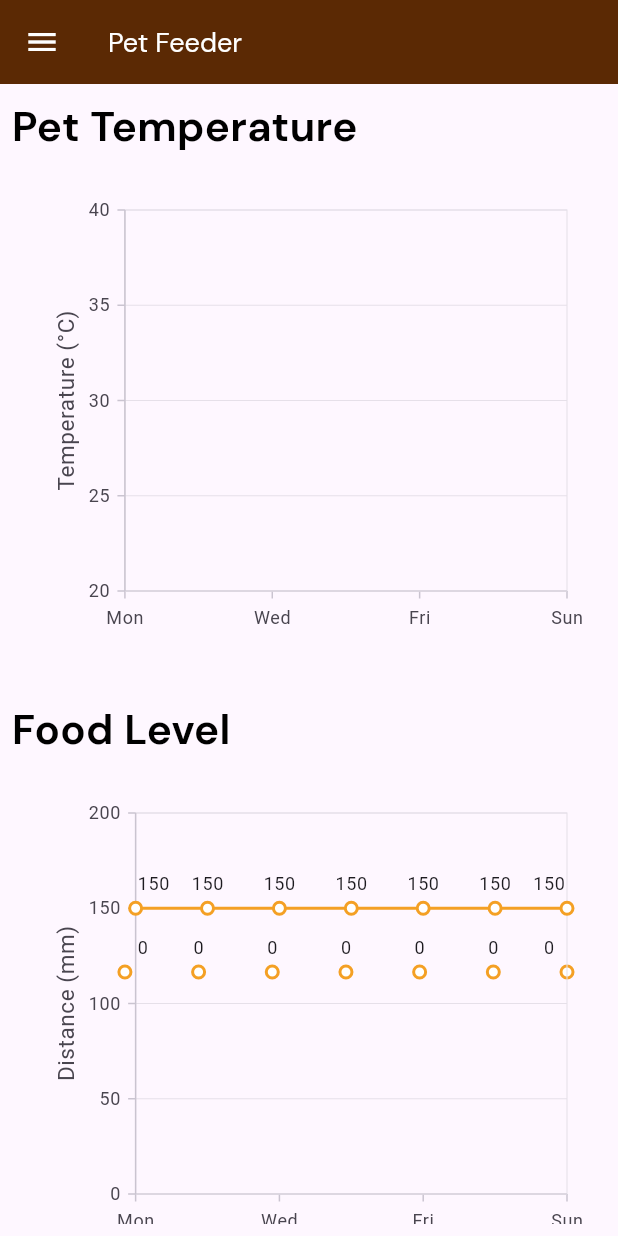
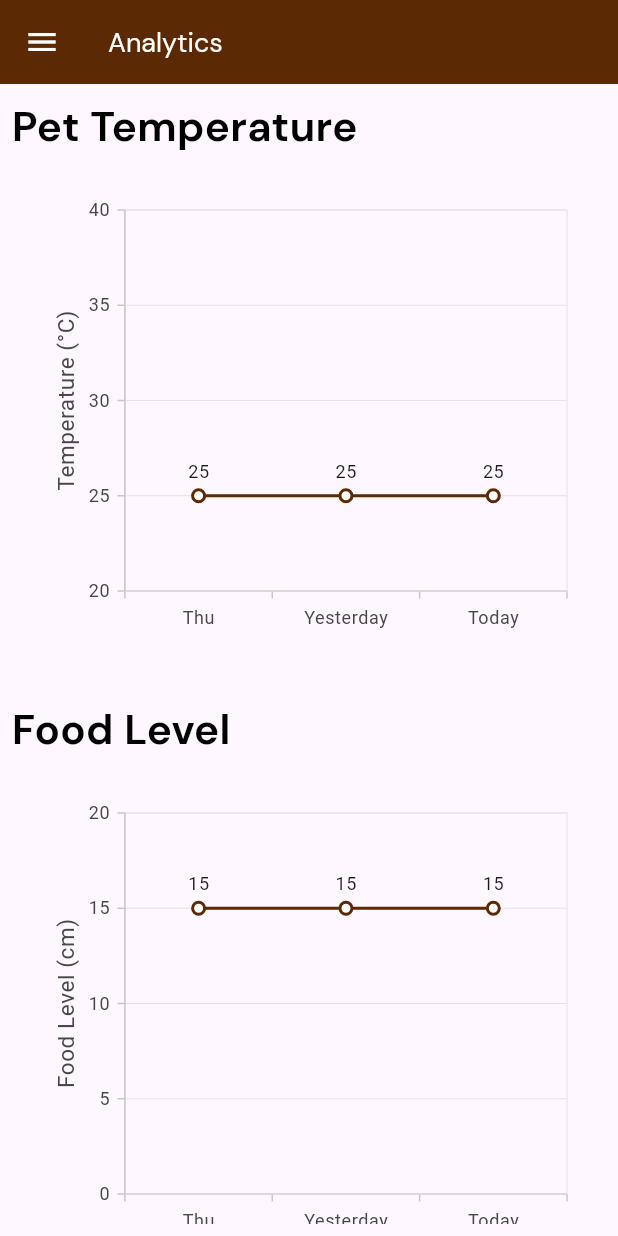
Before and after one commit to marku7/petFeeder, a Flutter app: the screen it shows after launch, in the side drawer, after a tap on "Analytics", on a phone screen of 412 x 824 dp. Run offline on Flutter 3.47's test engine with Material 3 defaults, Android fonts, the phone set to English and light mode, and no system bars; our stand-ins replace audioplayers, cloud_firestore, firebase_core, firebase_database, firebase_storage, flutter_local_notifications and 7 more; accounts and stored records are empty.

Commit message:
improved UI for analytics page

```diff
--- a/lib/screens/analytics_screen.dart
+++ b/lib/screens/analytics_screen.dart
@@ -18,14 +18,14 @@ class AnalyticsScreen extends StatefulWidget {
 class _AnalyticsScreenState extends State<AnalyticsScreen> {
   double? currentTemperature;
   DateTime? temperatureTimestamp;
-  double? currentDistance;
-  DateTime? distanceTimestamp;
+  double? currentFoodLevel;
+  DateTime? foodLevelTimestamp;
 
   @override
   void initState() {
     super.initState();
     fetchTemperatureData();
-    fetchDistanceData();
+    fetchFoodLevelData();
   }
 
   Future<void> fetchTemperatureData() async {
@@ -47,7 +47,7 @@ class _AnalyticsScreenState extends State<AnalyticsScreen> {
     }
   }
 
-  Future<void> fetchDistanceData() async {
+  Future<void> fetchFoodLevelData() async {
     try {
       final ref = FirebaseDatabase.instance.ref();
       final snapshot = await ref.child('distance').get();
@@ -55,27 +55,23 @@ class _AnalyticsScreenState extends State<AnalyticsScreen> {
       if (snapshot.exists) {
         final data = snapshot.value as Map<dynamic, dynamic>;
         setState(() {
-          // Parse distance string to double and convert to cm
-          currentDistance = double.tryParse(data['distance']?.toString() ?? '0')?.toDouble() ?? 0;
-          // Parse timestamp string to int then to DateTime
+          currentFoodLevel = (double.tryParse(data['distance']?.toString() ?? '0') ?? 0) / 10;
           int timestamp = int.tryParse(data['timestamp']?.toString() ?? '0') ?? 0;
-          distanceTimestamp = DateTime.fromMillisecondsSinceEpoch(timestamp * 1000);
+          foodLevelTimestamp = DateTime.fromMillisecondsSinceEpoch(timestamp * 1000);
         });
       }
     } catch (e) {
-      print('Error fetching distance data: $e');
+      print('Error fetching food level data: $e');
     }
   }
 
-  String getFoodLevel(double distanceInMm) {
-    double distanceInCm = distanceInMm / 10;
+  String getFoodLevelStatus(double distanceInCm) {
     if (distanceInCm <= 5) return 'High';
     if (distanceInCm <= 10) return 'Medium';
     return 'Low';
   }
 
-  Color getLevelColor(double distanceInMm) {
-    double distanceInCm = distanceInMm / 10;
+  Color getLevelColor(double distanceInCm) {
     if (distanceInCm <= 5) return Colors.green;
     if (distanceInCm <= 10) return Colors.orange;
     return Colors.red;
@@ -101,10 +97,26 @@ class _AnalyticsScreenState extends State<AnalyticsScreen> {
     );
   }
 
+  String getDayLabel(DateTime date) {
+    final now = DateTime.now();
+    final today = DateTime(now.year, now.month, now.day);
+    final dateDay = DateTime(date.year, date.month, date.day);
+    final difference = today.difference(dateDay).inDays;
+
+    if (difference == 0) return 'Today';
+    if (difference == 1) return 'Yesterday';
+
+    return DateFormat('E').format(date);
+  }
+
   @override
   Widget build(BuildContext context) {
-    DateTime now = DateTime.now();
-    DateTime startOfWeek = now.subtract(Duration(days: now.weekday - 1));
+    final DateTime now = DateTime.now();
+    final List<DateTime> lastThreeDays = [
+      now,
+      now.subtract(const Duration(days: 1)),
+      now.subtract(const Duration(days: 2)),
+    ];
 
     return Scaffold(
       drawer: const DrawerWidget(),
@@ -112,7 +124,7 @@ class _AnalyticsScreenState extends State<AnalyticsScreen> {
         foregroundColor: Colors.white,
         backgroundColor: primary,
         title: TextWidget(
-          text: 'Pet Feeder',
+          text: 'Analytics',
           fontSize: 18,
           color: Colors.white,
         ),
@@ -130,9 +142,8 @@ class _AnalyticsScreenState extends State<AnalyticsScreen> {
               ),
               const SizedBox(height: 10),
               Builder(builder: (context) {
-                List<SalesData> chartData = List.generate(7, (index) {
-                  DateTime day = startOfWeek.add(Duration(days: index));
-                  double temp = currentTemperature ?? 0.0;
+                List<SalesData> tempChartData = lastThreeDays.map((day) {
+                  double temp = 25.0;
 
                   if (temperatureTimestamp != null &&
                       day.year == temperatureTimestamp!.year &&
@@ -140,30 +151,28 @@ class _AnalyticsScreenState extends State<AnalyticsScreen> {
                       day.day == temperatureTimestamp!.day) {
                     temp = currentTemperature ?? temp;
                   }
-                  print(currentTemperature);
 
-                  return SalesData(day, temp);
-                });
+                  return SalesData(getDayLabel(day), temp);
+                }).toList().reversed.toList();
 
                 return Container(
                   padding: const EdgeInsets.all(16),
                   child: SfCartesianChart(
-                    primaryXAxis: DateTimeAxis(
-                      intervalType: DateTimeIntervalType.days,
-                      dateFormat: DateFormat.E(),
+                    primaryXAxis: CategoryAxis(
                       majorGridLines: const MajorGridLines(width: 0),
                     ),
-                    primaryYAxis: const NumericAxis(
+                    primaryYAxis: NumericAxis(
                       title: AxisTitle(text: "Temperature (°C)"),
                       minimum: 20,
                       maximum: 40,
+                      interval: 5,
                     ),
                     series: <CartesianSeries>[
-                      LineSeries<SalesData, DateTime>(
-                        dataSource: chartData,
-                        xValueMapper: (SalesData sales, _) => sales.year,
-                        yValueMapper: (SalesData sales, _) => sales.sales,
-                        color: secondary,
+                      LineSeries<SalesData, String>(
+                        dataSource: tempChartData,
+                        xValueMapper: (SalesData sales, _) => sales.day,
+                        yValueMapper: (SalesData sales, _) => sales.value,
+                        color: primary,
                         markerSettings: const MarkerSettings(isVisible: true),
                         dataLabelSettings: const DataLabelSettings(
                           isVisible: true,
@@ -182,41 +191,39 @@ class _AnalyticsScreenState extends State<AnalyticsScreen> {
               ),
               const SizedBox(height: 10),
               Builder(builder: (context) {
-                List<SalesData> chartData = List.generate(7, (index) {
-                  DateTime day = startOfWeek.add(Duration(days: index));
-                  double distance = 150;
+                List<SalesData> foodLevelChartData = lastThreeDays.map((day) {
+                  double foodLevel = 15.0;
 
-                  if (distanceTimestamp != null &&
-                      day.year == distanceTimestamp!.year &&
-                      day.month == distanceTimestamp!.month &&
-                      day.day == distanceTimestamp!.day) {
-                    distance = currentDistance ?? distance;
+                  if (foodLevelTimestamp != null &&
+                      day.year == foodLevelTimestamp!.year &&
+                      day.month == foodLevelTimestamp!.month &&
+                      day.day == foodLevelTimestamp!.day) {
+                    foodLevel = currentFoodLevel ?? foodLevel;
                   }
 
-                  return SalesData(day, distance);
-                });
+                  return SalesData(getDayLabel(day), foodLevel);
+                }).toList().reversed.toList();
 
                 return Column(
                   children: [
                     Container(
                       padding: const EdgeInsets.all(16),
                       child: SfCartesianChart(
-                        primaryXAxis: DateTimeAxis(
-                          intervalType: DateTimeIntervalType.days,
-                          dateFormat: DateFormat.E(),
+                        primaryXAxis: CategoryAxis(
                           majorGridLines: const MajorGridLines(width: 0),
                         ),
-                        primaryYAxis: const NumericAxis(
-                          title: AxisTitle(text: "Distance (mm)"),
+                        primaryYAxis: NumericAxis(
+                          title: AxisTitle(text: "Food Level (cm)"),
                           minimum: 0,
-                          maximum: 200,
+                          maximum: 20,
+                          interval: 5,
                         ),
                         series: <CartesianSeries>[
-                          LineSeries<SalesData, DateTime>(
-                            dataSource: chartData,
-                            xValueMapper: (SalesData sales, _) => sales.year,
-                            yValueMapper: (SalesData sales, _) => sales.sales,
-                            color: secondary,
+                          LineSeries<SalesData, String>(
+                            dataSource: foodLevelChartData,
+                            xValueMapper: (SalesData sales, _) => sales.day,
+                            yValueMapper: (SalesData sales, _) => sales.value,
+                            color: primary,
                             markerSettings: const MarkerSettings(isVisible: true),
                             dataLabelSettings: DataLabelSettings(
                               isVisible: true,
@@ -225,11 +232,11 @@ class _AnalyticsScreenState extends State<AnalyticsScreen> {
                                 return Container(
                                   padding: const EdgeInsets.symmetric(horizontal: 4, vertical: 2),
                                   decoration: BoxDecoration(
-                                    color: getLevelColor(data.sales),
+                                    color: getLevelColor(data.value),
                                     borderRadius: BorderRadius.circular(4),
                                   ),
                                   child: Text(
-                                    '${(data.sales / 10).toStringAsFixed(1)}cm\n${getFoodLevel(data.sales)}',
+                                    '${data.value.toStringAsFixed(1)}cm\n${getFoodLevelStatus(data.value)}',
                                     style: const TextStyle(color: Colors.white, fontSize: 10),
                                     textAlign: TextAlign.center,
                                   ),
@@ -265,7 +272,7 @@ class _AnalyticsScreenState extends State<AnalyticsScreen> {
 }
 
 class SalesData {
-  SalesData(this.year, this.sales);
-  final DateTime year;
-  final double sales;
+  SalesData(this.day, this.value);
+  final String day;
+  final double value;
 }
```
